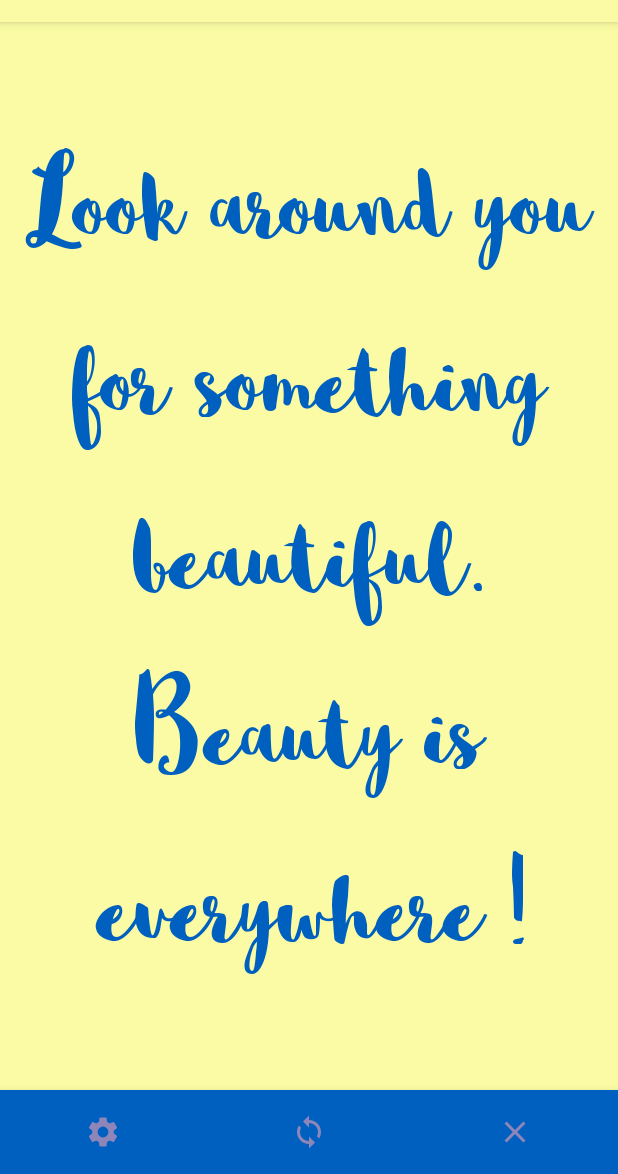
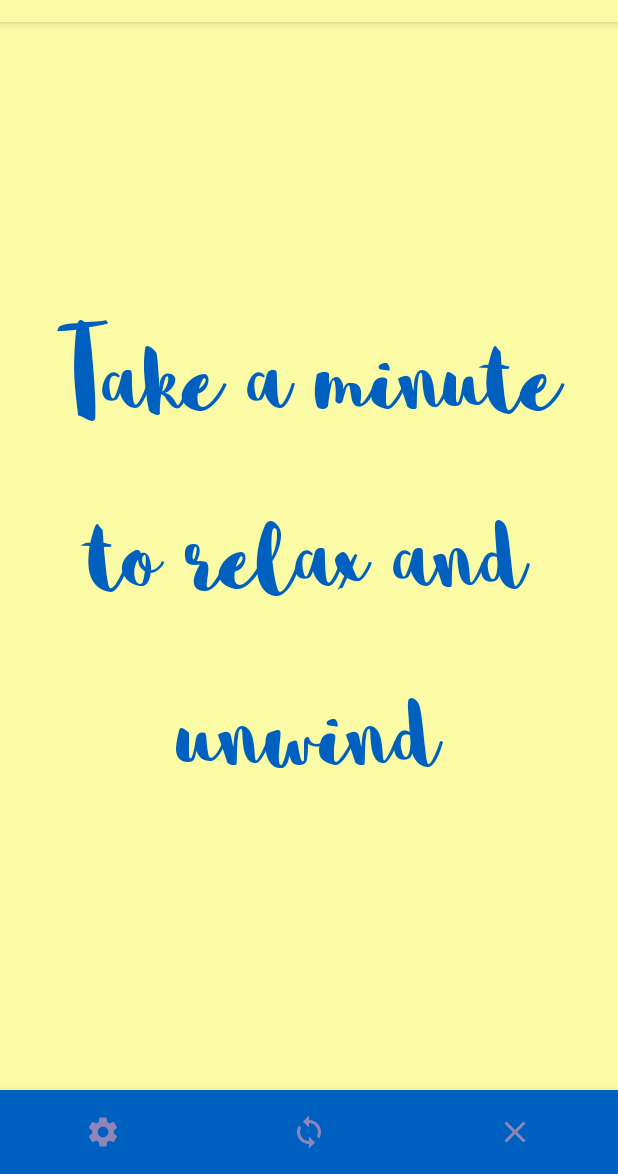
Before and after one commit to annecat/Happy, an Android app: the screen it shows after launch (MainActivity), item 2 of the bottom bar chosen, on a phone screen of 412 x 824 dp, the part 62-1236 px from its top. Run offline under Robolectric (Android 15) with nearby library versions, the phone set to English and light mode, and no system bars.

Commit message:
Cleaning MainActivity Adding sentences in French and in English

```diff
--- a/app/src/main/res/values/sentences.xml
+++ b/app/src/main/res/values/sentences.xml
@@ -5,5 +5,56 @@
         <item>Today is a great day !</item>
         <item>I love you but it\'s more important to love yourself</item>
         <item>Look around you for something beautiful. Beauty is everywhere !</item>
+        <item>Today is a beautiful day! </item>
+        <item>Smile is always inspirational :) </item>
+        <item>The sun still exists beyond the clouds </item>
+        <item>every cloud has a silver lining</item>
+        <item>Time is a precious friend, take care of it </item>
+        <item>Every day everything is different: from the growing tree leaf to the fading rose petal </item>
+        <item>1,2,3 ... Smile </item>
+        <item>Think back to your last holiday trip</item>
+        <item>Life is good </item>
+        <item>Think about your favorite fragrance</item>
+        <item>All you need is love !</item>
+        <item>At night there are over a billion stars that shine just for you </item>
+        <item>A simple smile makes life so good! </item>
+        <item>Every moment is precious, breathe and smile! </item>
+        <item>It\'s inner beauty that matters, take care of yourself! </item>
+        <item>Nothing better than enjoying life every moment </item>
+        <item>Recite out loud 3 things that you like about yourself </item>
+        <item>Recite out loud 3 things that you enjoy in life </item>
+        <item>Charity begins at home: treat yourself! </item>
+        <item>You are the smartest person in the world </item>
+        <item>Giving Makes You Happy: Try to give lots of compliments to others today </item>
+        <item>Think back to the last sunset you saw </item>
+        <item>Think back to the last sunrise you saw </item>
+        <item>Take some time to look around you: we often no longer notice the beauty that surrounds us </item>
+        <item>Who is beautiful, smart and kind? You! </item>
+        <item>Trust yourself! </item>
+        <item>Life is short, today dares to do something new :) </item>
+        <item>Hatred weighs heavily, so love everyone to have a light heart! </item>
+        <item>No stress! Life is too short! </item>
+        <item>Close your eyes and think of the sound of the waves and the smell of the sea </item>
+        <item>Close your eyes and think of the sound of the wind in the trees and the smell of freshly cut grass </item>
+        <item>Do you want a picnic? no need to leave your home: a tablecloth on the ground, a bouquet of flowers, a baguette and ham! It\'s easy to have fun </item>
+        <item>A desire to travel? no need to leave your home: put on your swimsuit, a glass of margharita, tropical music! It\'s easy to have fun </item>
+        <item>Remember to give yourself a little pleasure! A square of chocolate? A massage session? A good book to read? </item>
+        <item>Take a minute to relax and unwind </item>
+        <item>Hello! Take care about you </item>
+        <item>Think of a good action and realize it! </item>
+        <item>Close your eyes and imagine yourself at the top of a mountain with a breathtaking view of nature! What a beautiful planet we live in </item>
+        <item>Think of a good memory and count 10 to 0 in your head very slowly: it feels good </item>
+        <item>Think back to your good resolutions at the start of the year! OK ... Maybe you didn\'t follow them but the important thing is to try! </item>
+        <item>Always try to be the best version of yourself! </item>
+        <item>Try to compliment the first person you see! Giving a compliment is more fun than receiving it :) </item>
+        <item>Take the time to listen to the birds, even in town you can hear them at dawn or at dusk if you listen carefully </item>
+        <item>I love you! </item>
+        <item>You always have to dream! </item>
+        <item>What is your favorite song? I\'m sure you have it in mind now :) </item>
+        <item>In spring, the flowers bloom. In summer, the sun shines. In Autumn, the trees are colored. In Winters, pristine snow covers the earth. It\'s just beautiful! </item>
+        <item>Think back to the last video on cats (or your favorite animal) that you saw. If you haven\'t seen one then go look at one as soon as possible. If that doesn\'t make you happy then you\'re not human! </item>
+        <item>We are not always free in our actions but we are always free in our thoughts! Think of anything you like </item>
+        <item>You can always earn more money, but you can never live longer! Cherish every minute of your life </item>
+        <item>Stop for a minute, close your eyes and listen to the sounds around you! </item>
     </string-array>
 </resources>
```
Also changed, not shown: app/src/main/java/fr/milleron/happy/MainActivity.kt (+2 -6 lines), 1 other file.
